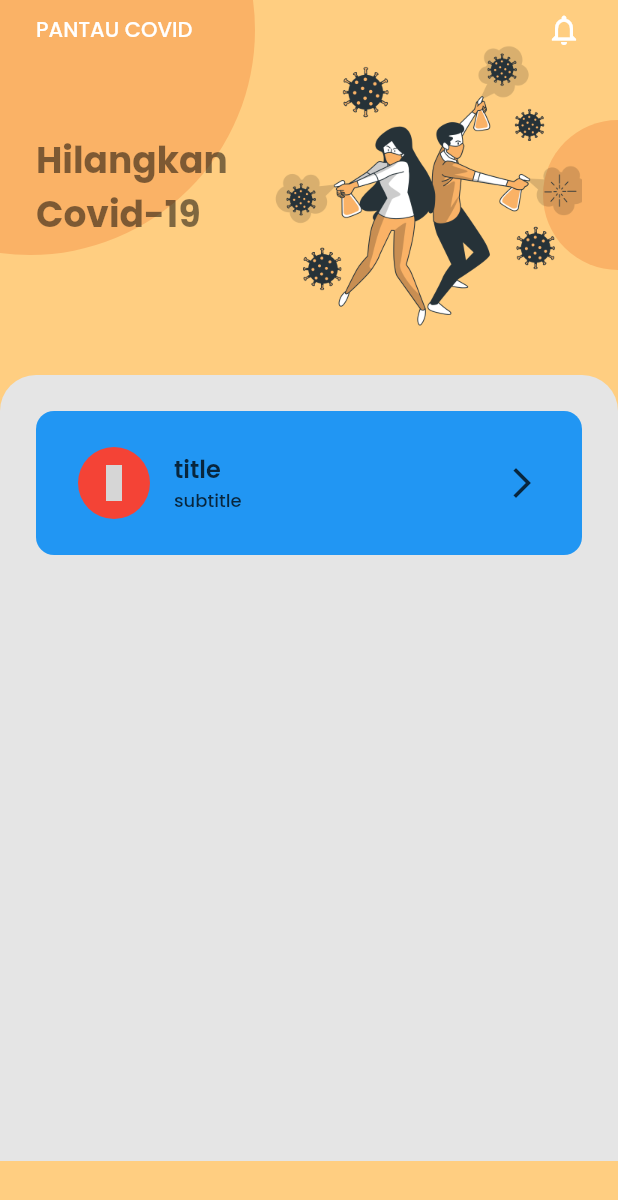
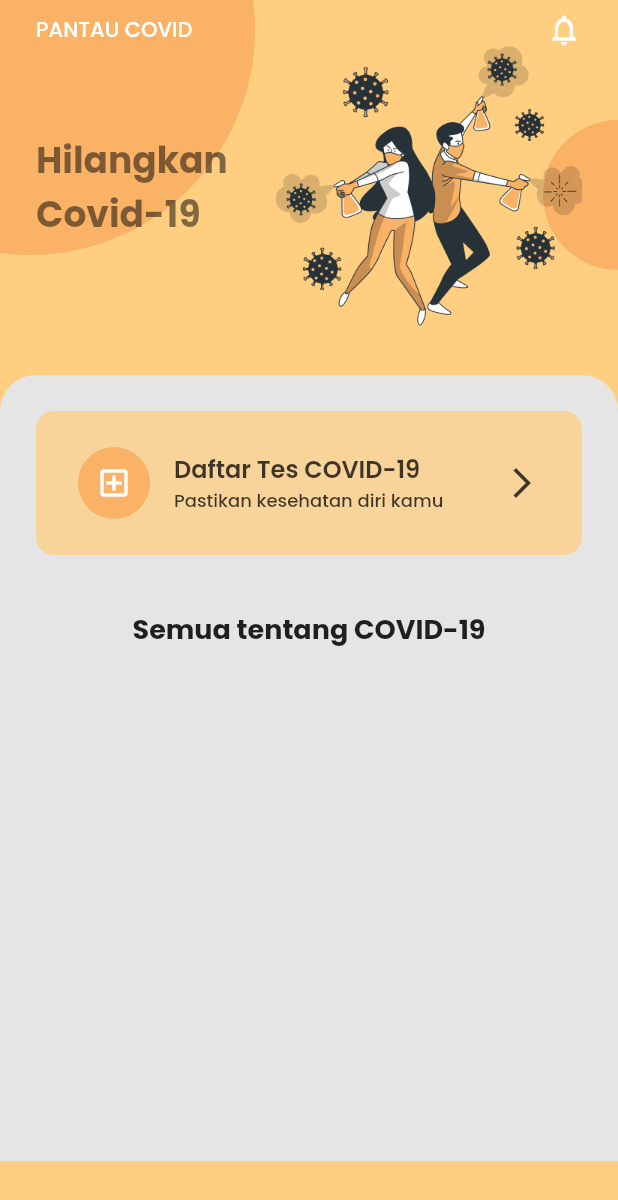
Before and after one commit to nailnafir/pantau-covid, a Flutter app: the screen it shows after launch, on a phone screen of 412 x 824 dp. Shown: the top 1200 px of the screen. Run offline on Flutter 3.47's test engine with Material 2 defaults, Android fonts, the phone set to English and light mode, and no system bars; grey boxes are pictures that could not be loaded.

Commit message:
delete raleway font

```diff
--- a/lib/pages/main_page.dart
+++ b/lib/pages/main_page.dart
@@ -121,12 +121,18 @@ class _MainPageState extends State<MainPage> {
           Container(
             margin: EdgeInsets.all(SpaceConfig.longSpace),
             child: ListCard(
-                icon: MdiIcons.gamepadRoundOutline,
-                backgroundIconColor: Colors.red,
-                tileColor: Colors.blue,
-                title: "title",
-                subtitle: "subtitle"),
+                icon: Icons.add_box_outlined,
+                backgroundIconColor: ColorTheme.secondaryColor,
+                tileColor: ColorTheme.primaryColor.withOpacity(0.75),
+                title: "Daftar Tes COVID-19",
+                subtitle: "Pastikan kesehatan diri kamu"),
           ),
+          SizedBox(height: SpaceConfig.normalSpace),
+          Text(
+            "Semua tentang COVID-19",
+            style: TypeTheme.subTitleTextFont
+                .copyWith(fontWeight: FontWeight.w700),
+          )
         ],
       ),
     );
--- a/lib/utilities/themes.dart
+++ b/lib/utilities/themes.dart
@@ -24,12 +24,12 @@ abstract class GradientTheme {
 
 abstract class TypeTheme {
   static TextStyle titleTextFont = TextStyle(
-    fontFamily: "Raleway",
+    fontFamily: "Poppins",
     fontSize: 20,
     fontWeight: FontWeight.w700,
   );
   static TextStyle subTitleTextFont = TextStyle(
-    fontFamily: "Raleway",
+    fontFamily: "Poppins",
     fontSize: 18,
     fontWeight: FontWeight.w600,
   );
```
Also changed, not shown: pubspec.yaml (+0 -12 lines), assets/fonts/Poppins-Bold.ttf (deleted), assets/fonts/Poppins-Light.ttf (deleted), assets/fonts/Poppins-Medium.ttf (deleted), assets/fonts/Poppins-Regular.ttf (deleted), assets/fonts/Poppins-SemiBold.ttf (deleted), assets/fonts/Raleway-Bold.ttf (deleted), assets/fonts/Raleway-Light.ttf (deleted), assets/fonts/Raleway-Medium.ttf (deleted), assets/fonts/Raleway-Regular.ttf (deleted), assets/fonts/Raleway-SemiBold.ttf (deleted).
